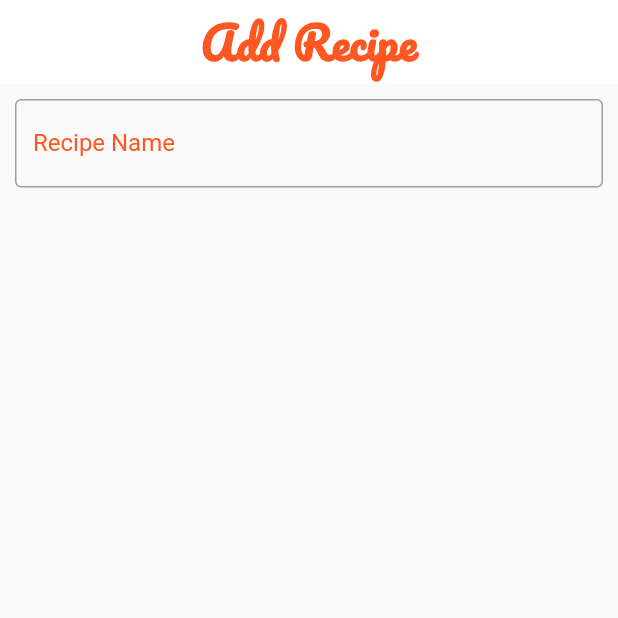
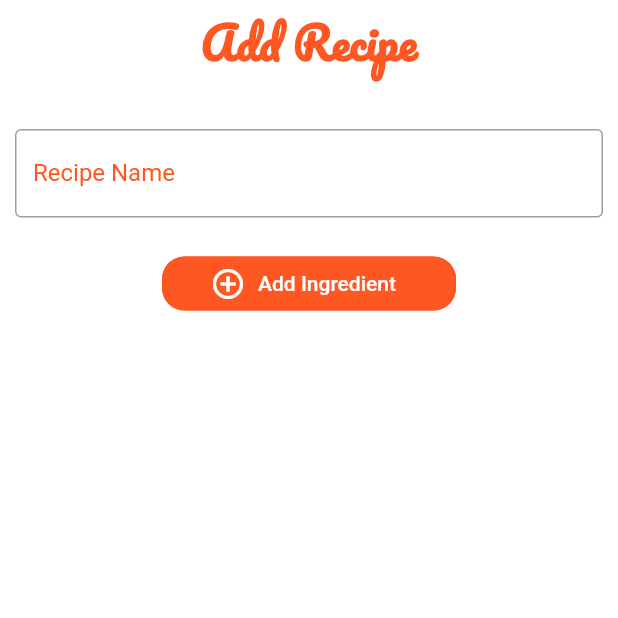
Before and after one commit to jmleep/Recipeasy, a Flutter app: the AddEditRecipe screen opened directly, on a phone screen of 412 x 824 dp, the top half of it. Run offline on Flutter 3.47's test engine with Material 2 defaults, Android fonts, the phone set to English and light mode, and no system bars; our stand-ins replace google_fonts, sqflite; accounts and stored records are empty.

Commit message:
started ingredient additions in new recipe

```diff
--- a/lib/routes/add_edit_recipe_route.dart
+++ b/lib/routes/add_edit_recipe_route.dart
@@ -1,28 +1,95 @@
 import 'package:flutter/cupertino.dart';
 import 'package:flutter/material.dart';
+import 'package:flutter/services.dart';
 import 'package:my_recipes/util/widget_styles.dart';
 import 'package:my_recipes/widgets/recipe_app_bar.dart';
 
-class AddEditRecipe extends StatelessWidget {
+class AddEditRecipe extends StatefulWidget {
+  @override
+  _AddEditRecipeState createState() => _AddEditRecipeState();
+}
+
+class _AddEditRecipeState extends State<AddEditRecipe> {
+  final ingredients = List<String>();
 
   @override
   Widget build(BuildContext context) {
     return Scaffold(
+      backgroundColor: Theme.of(context).accentColor,
       appBar: RecipeAppBar(
         title: "Add Recipe",
         isPrimary: false,
       ),
       body: Form(
           child: Padding(
-            padding: const EdgeInsets.all(10), child: Column(
-            crossAxisAlignment: CrossAxisAlignment.center,
-            children: <Widget>[
-              TextFormField(
-                decoration: ReusableStyleWidget.inputDecoration(context, 'Recipe Name')
-              )
-            ],
-          ),)
-      ),
+        padding: const EdgeInsets.all(10),
+        child: Column(
+          crossAxisAlignment: CrossAxisAlignment.center,
+          children: <Widget>[
+            SizedBox(
+              height: 20,
+            ),
+            TextFormField(
+                decoration: ReusableStyleWidget.inputDecoration(
+                    context, 'Recipe Name')),
+            SizedBox(
+              height: 10,
+            ),
+            ListView.builder(
+              shrinkWrap: true,
+              itemCount: ingredients.length,
+              itemBuilder: (context, index) {
+                return TextFormField(
+                  autofocus: ingredients[index].isEmpty,
+                  decoration: InputDecoration(
+                      hintText: 'ingredient...', fillColor: Colors.black54),
+                  initialValue: ingredients[index],
+                );
+              },
+            ),
+            SizedBox(
+              height: 10,
+            ),
+            FractionallySizedBox(
+              widthFactor: 0.5,
+              child: FlatButton(
+                color: Theme.of(context).primaryColor,
+                shape: RoundedRectangleBorder(
+                    borderRadius: BorderRadius.circular(15.0),
+                    side: BorderSide(color: Theme.of(context).primaryColor)),
+                child: Row(
+                  mainAxisAlignment: MainAxisAlignment.center,
+                  children: <Widget>[
+                    Icon(
+                      Icons.add_circle_outline,
+                      color: Colors.white,
+                    ),
+                    Padding(
+                      padding: const EdgeInsets.all(8.0),
+                      child: Text(
+                        'Add Ingredient',
+                        style: TextStyle(color: Colors.white),
+                      ),
+                    ),
+                  ],
+                ),
+                onPressed: () {
+                  HapticFeedback.mediumImpact();
+                  if (ingredients.length > 0 && ingredients[ingredients.length - 1].isNotEmpty) {
+                    setState(() {
+                      ingredients.add('');
+                    });
+                  } else {
+                    setState(() {
+                      ingredients.add('');
+                    });
+                  }
+                },
+              ),
+            ),
+          ],
+        ),
+      )),
     );
   }
 }
```
